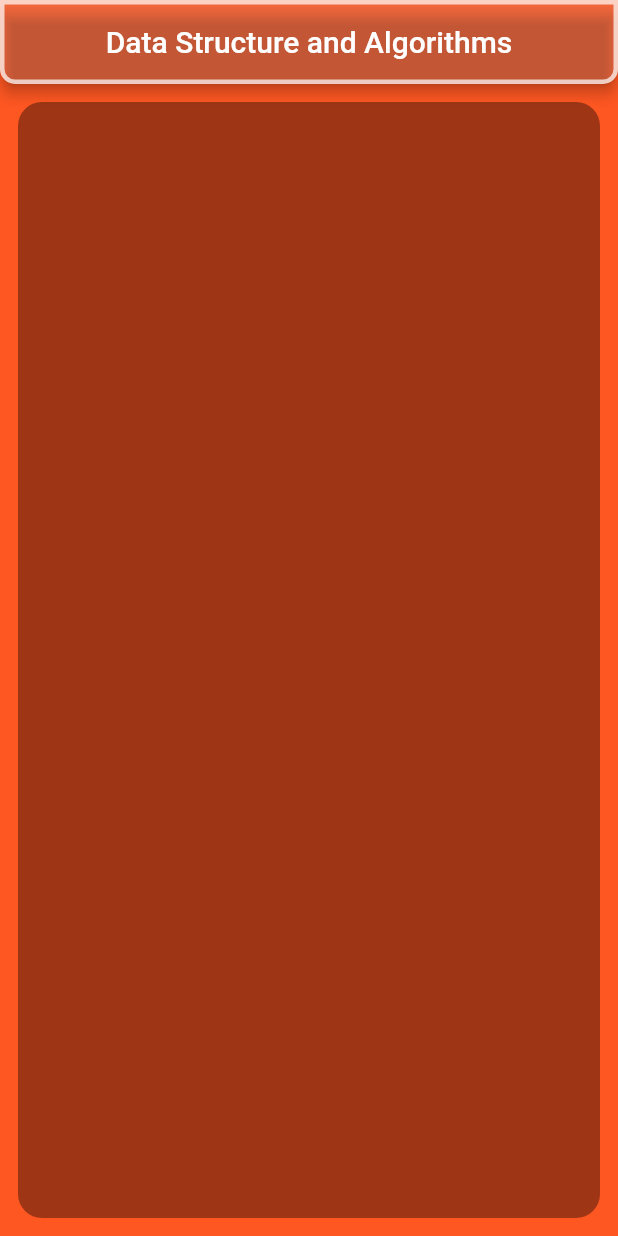
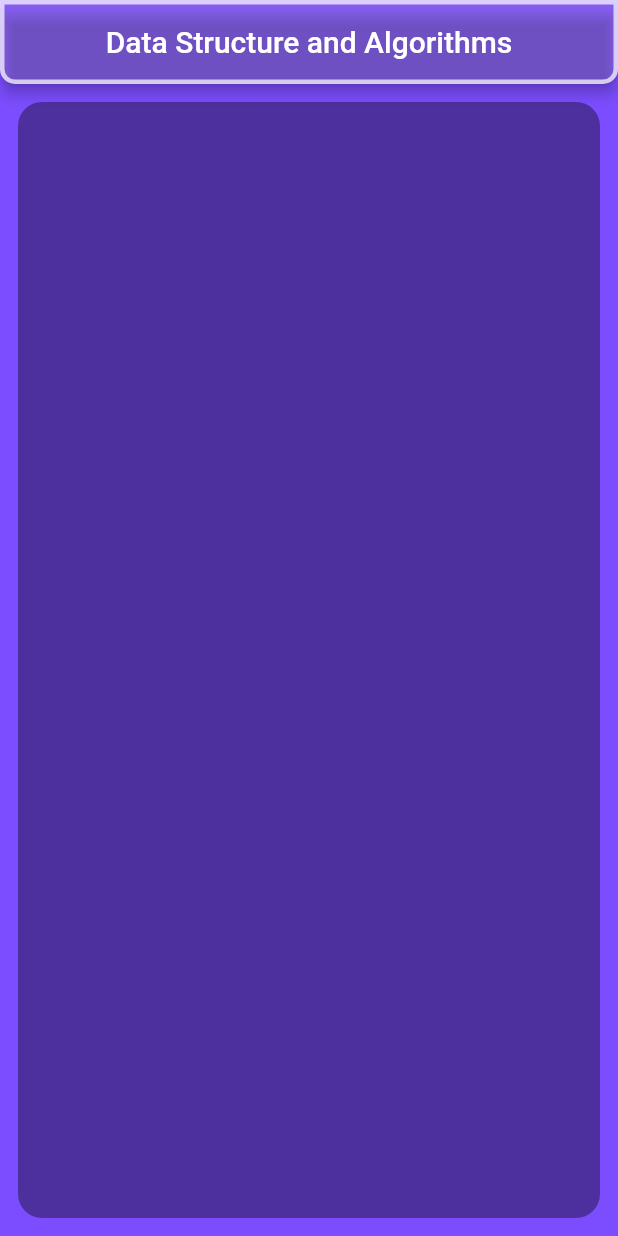
Before and after one commit to Vibhanshu2209/newAlgo, a Flutter app: the screen it shows after launch, on a phone screen of 412 x 824 dp. Run offline on Flutter 3.47's test engine with Material 2 defaults, Android fonts, the phone set to English and light mode, and no system bars; missing offline and left inert: dart:html.

Commit message:
first commit

```diff
--- a/lib/main.dart
+++ b/lib/main.dart
@@ -17,7 +17,7 @@ class MyApp extends StatelessWidget {
 
       ),
       home: Scaffold(
-        backgroundColor: Colors.deepOrange,
+        backgroundColor: Colors.deepPurpleAccent,
         appBar: AppBar(centerTitle:true,
           backgroundColor: Colors.white12,
           shape: RoundedRectangleBorder(
```
Also changed, not shown: pubspec.lock.
